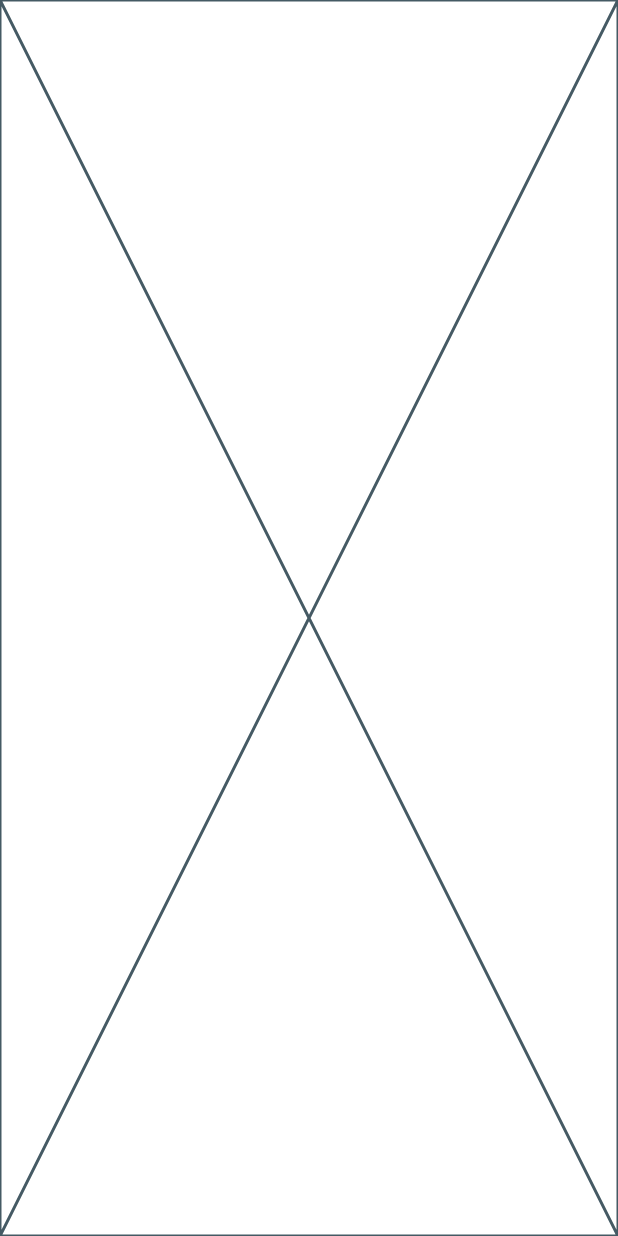
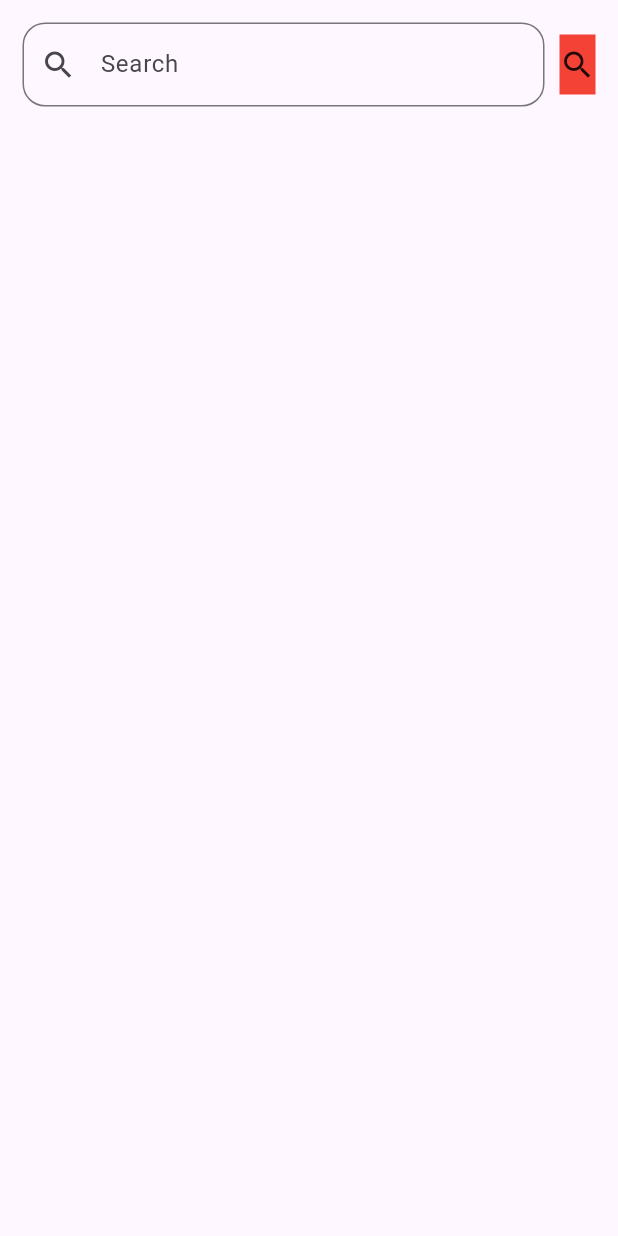
Before and after one commit to Anwana64/shopping_appk, a Flutter app: the screen it shows after launch, on a phone screen of 412 x 824 dp. Run offline on Flutter 3.47's test engine with Material 3 defaults, Android fonts, the light colour scheme and no system bars.

Commit message:
Add new features and update files
- Modified home.dart and main.dart
- Added new files: cart_page.dart, home_content.dart, images/, products_page.dart, widgets/

```diff
--- a/lib/home.dart
+++ b/lib/home.dart
@@ -1,5 +1,5 @@
-
 import 'package:flutter/material.dart';
+import 'package:flutter/widgets.dart';
 
 class HomeScreen extends StatefulWidget {
   const HomeScreen({super.key});
@@ -11,6 +11,41 @@ class HomeScreen extends StatefulWidget {
 class _HomeScreenState extends State<HomeScreen> {
   @override
   Widget build(BuildContext context) {
-    return const Placeholder();
+    return Scaffold(
+      body: SafeArea(
+        child: Padding(
+          padding: const EdgeInsets.all(15.0),
+          child: Column(
+            children: [
+              Row(
+                children: [
+                  const Expanded(
+                    child:  TextField(
+                      decoration: InputDecoration(
+                        labelText: 'Search',
+                        hintText: 'Enter search term',
+                        prefixIcon: Icon(Icons.search),
+                        fillColor: Colors.grey,
+                        border: OutlineInputBorder(
+                          borderRadius: BorderRadius.all(Radius.circular(15.0)),
+                        ),
+                      ),
+                    ),
+                  ),
+                  const SizedBox(width: 10,),
+                  Container(
+                    height: 40,
+                    decoration: const BoxDecoration(
+                      color: Colors.red,
+                    ),
+                    child: const Icon(Icons.search),
+                  ),
+                ],
+              )
+            ],
+          ),
+        ),
+      ),
+    );
   }
 }
--- a/lib/main.dart
+++ b/lib/main.dart
@@ -13,6 +13,7 @@
   @override
   Widget build(BuildContext context) {
     return const MaterialApp(
+      debugShowCheckedModeBanner: false,
       title: 'Shopping App',
       home: HomeScreen()
     );
```
